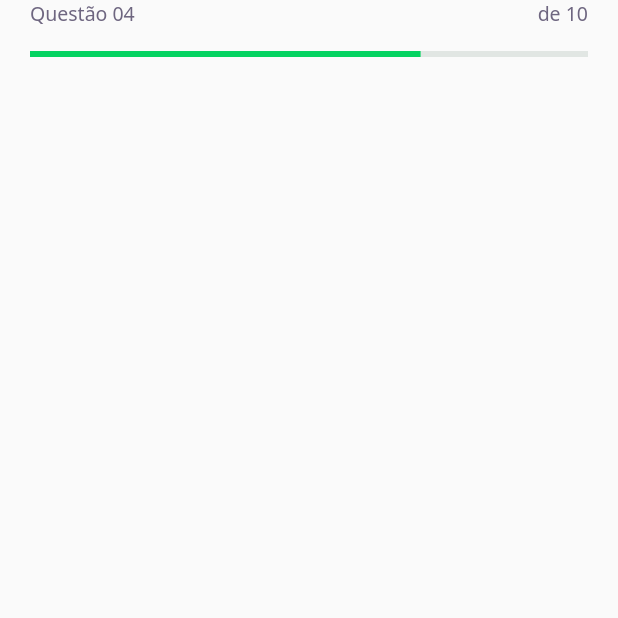
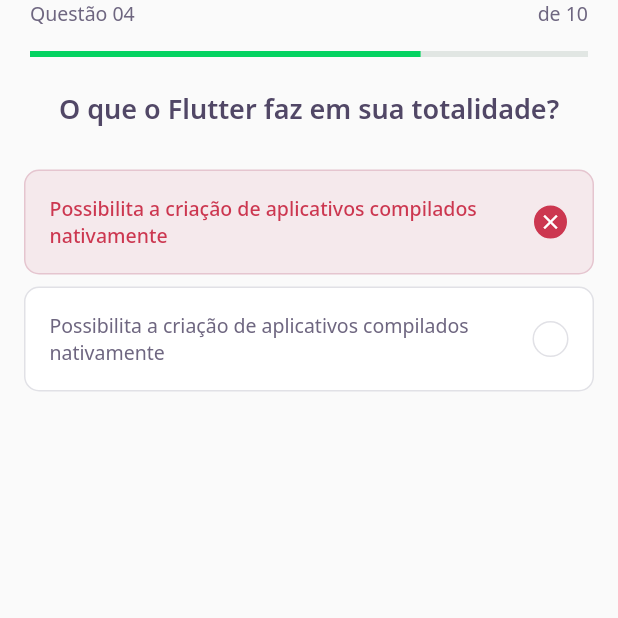
Before and after one commit to VialdeSouza/dev-quiz-flutter, a Flutter app: the screen it shows after launch, on a phone screen of 412 x 824 dp, the top half of it. Run offline on Flutter 3.47's test engine with Material 2 defaults, Android fonts, the phone set to English and light mode, and no system bars; our stand-ins replace google_fonts.

Commit message:
feat: create awnserWidget

```diff
--- a/lib/challenge/challenge_page.dart
+++ b/lib/challenge/challenge_page.dart
@@ -1,4 +1,5 @@
 import 'package:DevQuiz/challenge/widgets/question_indicator/question_indicator_widget.dart';
+import 'package:DevQuiz/challenge/widgets/quiz/quiz_widget.dart';
 import 'package:flutter/material.dart';
 
 class ChallengePage extends StatefulWidget {
@@ -14,6 +15,7 @@ class _ChallengePageState extends State<ChallengePage> {
         preferredSize: Size.fromHeight(60),
         child: SafeArea(top: true, child: QuestionIndicatorWidget()),
       ),
+      body: QuizWidget(title: 'O que o Flutter faz em sua totalidade?'),
     );
   }
 }
--- /dev/null
+++ b/lib/challenge/widgets/awnser/awnser_widget.dart
@@ -0,0 +1,80 @@
+import 'package:DevQuiz/core/core.dart';
+import 'package:flutter/material.dart';
+
+class AwnserWidget extends StatelessWidget {
+  final String title;
+  final bool isRight;
+  final bool isSelected;
+
+  const AwnserWidget({
+    Key? key,
+    required this.title,
+    this.isRight = false,
+    this.isSelected = true,
+  }) : super(key: key);
+
+  Color get _selectedColorRight =>
+      isRight ? AppColors.darkGreen : AppColors.darkRed;
+
+  Color get _selectedBorderRight =>
+      isRight ? AppColors.lightGreen : AppColors.lightRed;
+
+  Color get _selectedColorCardRight =>
+      isRight ? AppColors.lightGreen : AppColors.lightRed;
+
+  Color get _selectedBorderCardRight =>
+      isRight ? AppColors.green : AppColors.red;
+
+  TextStyle get _selectedTextStyleRight =>
+      isRight ? AppTextStyles.bodyDarkGreen : AppTextStyles.bodyDarkRed;
+
+  IconData get _selectedIconRight => isRight ? Icons.check : Icons.close;
+
+  @override
+  Widget build(BuildContext context) {
+    return Padding(
+      padding: const EdgeInsets.symmetric(horizontal: 16, vertical: 4),
+      child: Container(
+        padding: EdgeInsets.all(16),
+        decoration: BoxDecoration(
+            color: isSelected ? _selectedColorCardRight : AppColors.white,
+            borderRadius: BorderRadius.circular(10),
+            border: Border.fromBorderSide(BorderSide(
+              color: isSelected ? _selectedBorderCardRight : AppColors.border,
+            ))),
+        child: Row(
+          mainAxisAlignment: MainAxisAlignment.spaceBetween,
+          children: [
+            Expanded(
+              child: Text(
+                title,
+                style:
+                    isSelected ? _selectedTextStyleRight : AppTextStyles.body,
+              ),
+            ),
+            Container(
+              width: 24,
+              height: 24,
+              decoration: BoxDecoration(
+                  color: isSelected ? _selectedColorRight : AppColors.white,
+                  borderRadius: BorderRadius.circular(500),
+                  border: Border.fromBorderSide(
+                    BorderSide(
+                      color:
+                          isSelected ? _selectedBorderRight : AppColors.border,
+                    ),
+                  )),
+              child: isSelected
+                  ? Icon(
+                      _selectedIconRight,
+                      color: AppColors.white,
+                      size: 16,
+                    )
+                  : null,
+            )
+          ],
+        ),
+      ),
+    );
+  }
+}
--- /dev/null
+++ b/lib/challenge/widgets/quiz/quiz_widget.dart
@@ -0,0 +1,27 @@
+import 'package:DevQuiz/challenge/widgets/awnser/awnser_widget.dart';
+import 'package:DevQuiz/core/app_text_styles.dart';
+import 'package:flutter/material.dart';
+
+class QuizWidget extends StatelessWidget {
+  final String title;
+  const QuizWidget({Key? key, required this.title}) : super(key: key);
+  @override
+  Widget build(BuildContext context) {
+    return Container(
+      child: Column(
+        children: [
+          Text(title, style: AppTextStyles.heading),
+          SizedBox(
+            height: 24,
+          ),
+          AwnserWidget(
+              title:
+                  'Possibilita a criação de aplicativos compilados nativamente'),
+          AwnserWidget(
+              title:
+                  'Possibilita a criação de aplicativos compilados nativamente', isSelected: false,),
+        ],
+      ),
+    );
+  }
+}
```
